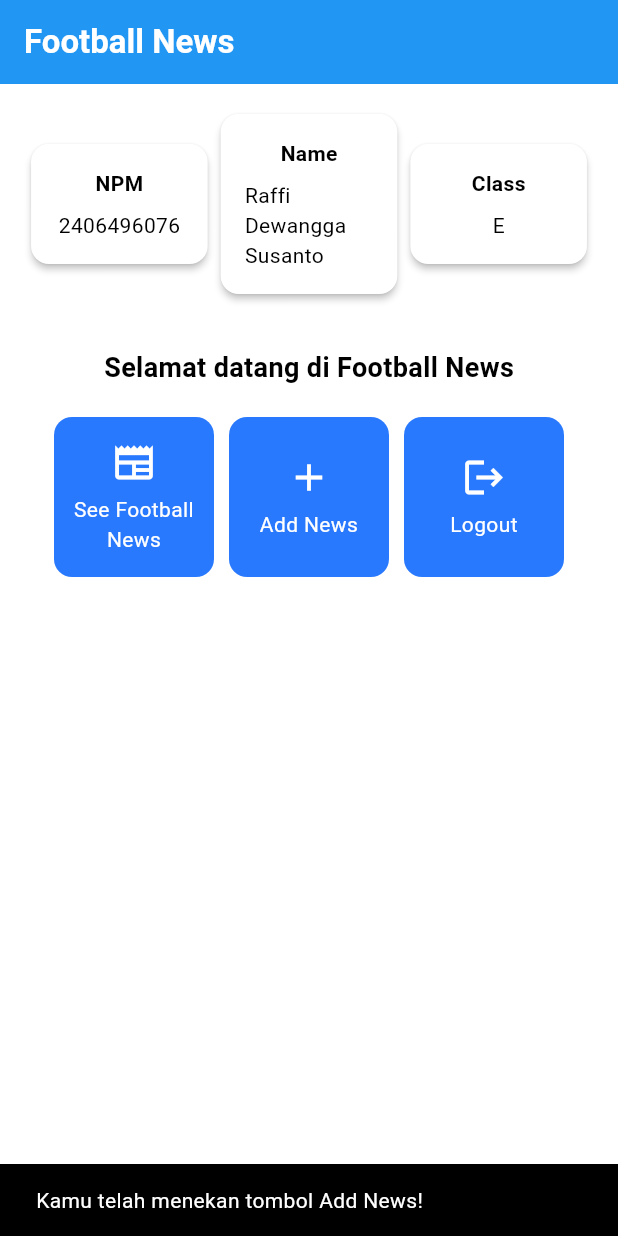
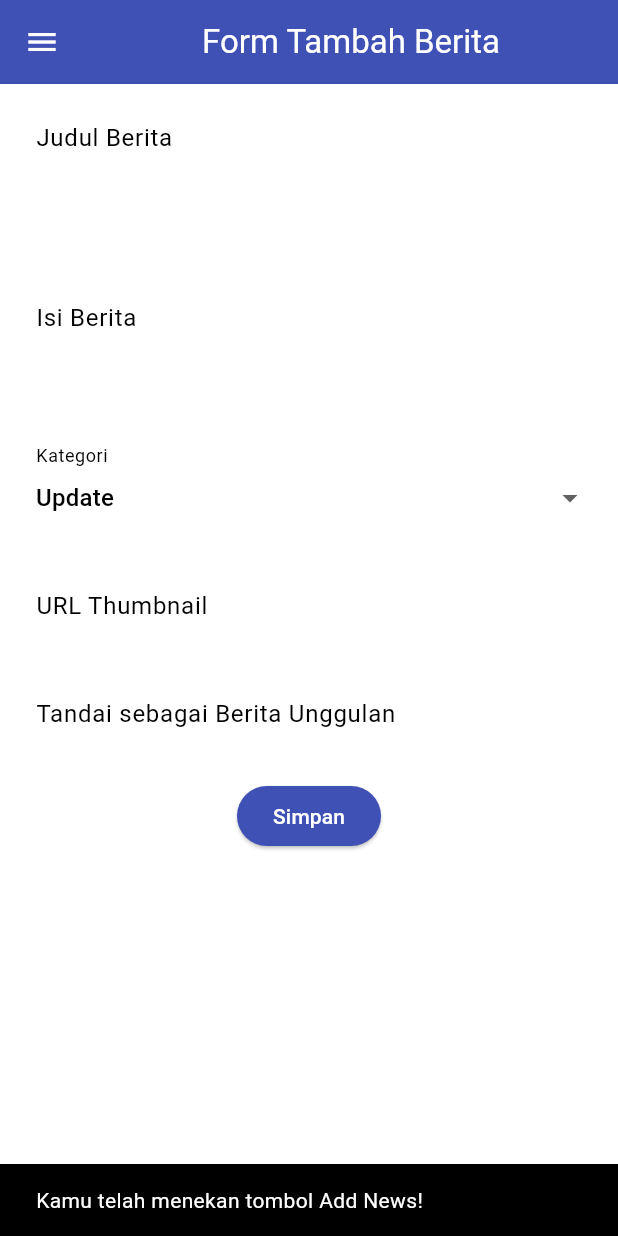
Before and after one commit to RaffiDewanggaSusanto/football-news-mobile, a Flutter app: the screen it shows after launch, after a tap on "Add News", on a phone screen of 412 x 824 dp. Run offline on Flutter 3.47's test engine with Material 3 defaults, Android fonts, the phone set to English and light mode, and no system bars.

Commit message:
Menambahkan drawer dan navigator

```diff
--- a/lib/main.dart
+++ b/lib/main.dart
@@ -1,5 +1,5 @@
 import 'package:flutter/material.dart';
-import 'package:football_news/menu.dart';
+import 'package:football_news/screens/menu.dart';
 
 void main() {
   runApp(const MyApp());
--- a/lib/menu.dart
+++ b/lib/screens/menu.dart
@@ -1,4 +1,7 @@
 import 'package:flutter/material.dart';
+import 'package:football_news/screens/newslist_form.dart';
+import 'package:football_news/widgets/left_drawer.dart';
+import 'package:football_news/widgets/news_card.dart';
 
 class MyHomePage extends StatelessWidget {
   MyHomePage({super.key});
@@ -30,6 +33,7 @@ class MyHomePage extends StatelessWidget {
         // Warna latar belakang AppBar diambil dari skema warna tema aplikasi.
         backgroundColor: Theme.of(context).colorScheme.primary,
       ),
+      drawer: LeftDrawer(),
       // Body halaman dengan padding di sekelilingnya.
       body: Padding(
         padding: const EdgeInsets.all(16.0),
@@ -126,13 +130,6 @@ class InfoCard extends StatelessWidget {
   }
 }
 
-class ItemHomepage {
-  final String name;
-  final IconData icon;
-
-  ItemHomepage(this.name, this.icon);
-}
-
 class ItemCard extends StatelessWidget {
   // Menampilkan kartu dengan ikon dan nama.
 
@@ -151,12 +148,21 @@ class ItemCard extends StatelessWidget {
       child: InkWell(
         // Aksi ketika kartu ditekan.
         onTap: () {
-          // Menampilkan pesan SnackBar saat kartu ditekan.
+          // Memunculkan SnackBar ketika diklik
           ScaffoldMessenger.of(context)
             ..hideCurrentSnackBar()
-            ..showSnackBar(
-                SnackBar(content: Text("Kamu telah menekan tombol ${item.name}!"))
+            ..showSnackBar(SnackBar(
+                content: Text("Kamu telah menekan tombol ${item.name}!")));
+
+          // Navigate ke route yang sesuai (tergantung jenis tombol)
+          if (item.name == "Add News") {
+            Navigator.push(
+                context,
+                MaterialPageRoute(
+                  builder: (context) => NewsFormPage(),
+                )
             );
+          }
         },
         // Container untuk menyimpan Icon dan Text
         child: Container(
--- /dev/null
+++ b/lib/screens/newslist_form.dart
@@ -0,0 +1,214 @@
+import 'package:flutter/material.dart';
+import 'package:football_news/widgets/left_drawer.dart';
+
+class NewsFormPage extends StatefulWidget {
+  const NewsFormPage({super.key});
+
+  @override
+  State<NewsFormPage> createState() => _NewsFormPageState();
+}
+
+class _NewsFormPageState extends State<NewsFormPage> {
+  final _formKey = GlobalKey<FormState>();
+  String _title = "";
+  String _content = "";
+  String _category = "update"; // default
+  String _thumbnail = "";
+  bool _isFeatured = false; // default
+
+  final List<String> _categories = [
+    'transfer',
+    'update',
+    'exclusive',
+    'match',
+    'rumor',
+    'analysis',
+  ];
+
+  @override
+  Widget build(BuildContext context) {
+    return Scaffold(
+      appBar: AppBar(
+        title: const Center(
+          child: Text(
+            'Form Tambah Berita',
+          ),
+        ),
+        backgroundColor: Colors.indigo,
+        foregroundColor: Colors.white,
+      ),
+      drawer: LeftDrawer(),
+      body: Form(
+        key: _formKey,
+        child: SingleChildScrollView(
+          child: Column(
+            crossAxisAlignment: CrossAxisAlignment.start,
+            children:[
+              // === Title ===
+              Padding(
+                padding: const EdgeInsets.all(8.0),
+                child: TextFormField(
+                  decoration: InputDecoration(
+                    hintText: "Judul Berita",
+                    labelText: "Judul Berita",
+                    border: OutlineInputBorder(
+                      borderRadius: BorderRadius.circular(5.0),
+                    ),
+                  ),
+                  onChanged: (String? value) {
+                    setState(() {
+                      _title = value!;
+                    });
+                  },
+                  validator: (String? value) {
+                    if (value == null || value.isEmpty) {
+                      return "Judul tidak boleh kosong!";
+                    }
+                    return null;
+                  },
+                ),
+              ),
+
+              // === Content ===
+              Padding(
+                padding: const EdgeInsets.all(8.0),
+                child: TextFormField(
+                  maxLines: 5,
+                  decoration: InputDecoration(
+                    hintText: "Isi Berita",
+                    labelText: "Isi Berita",
+                    border: OutlineInputBorder(
+                      borderRadius: BorderRadius.circular(5.0),
+                    ),
+                  ),
+                  onChanged: (String? value) {
+                    setState(() {
+                      _content = value!;
+                    });
+                  },
+                  validator: (String? value) {
+                    if (value == null || value.isEmpty) {
+                      return "Isi berita tidak boleh kosong!";
+                    }
+                    return null;
+                  },
+                ),
+              ),
+
+              // === Category ===
+              Padding(
+                padding: const EdgeInsets.all(8.0),
+                child: DropdownButtonFormField<String>(
+                  decoration: InputDecoration(
+                    labelText: "Kategori",
+                    border: OutlineInputBorder(
+                      borderRadius: BorderRadius.circular(5.0),
+                    ),
+                  ),
+                  value: _category,
+                  items: _categories
+                      .map((cat) => DropdownMenuItem(
+                    value: cat,
+                    child: Text(
+                        cat[0].toUpperCase() + cat.substring(1)),
+                  ))
+                      .toList(),
+                  onChanged: (String? newValue) {
+                    setState(() {
+                      _category = newValue!;
+                    });
+                  },
+                ),
+              ),
+
+              // === Thumbnail URL ===
+              Padding(
+                padding: const EdgeInsets.all(8.0),
+                child: TextFormField(
+                  decoration: InputDecoration(
+                    hintText: "URL Thumbnail (opsional)",
+                    labelText: "URL Thumbnail",
+                    border: OutlineInputBorder(
+                      borderRadius: BorderRadius.circular(5.0),
+                    ),
+                  ),
+                  onChanged: (String? value) {
+                    setState(() {
+                      _thumbnail = value!;
+                    });
+                  },
+                ),
+              ),
+
+              // === Is Featured ===
+              Padding(
+                padding: const EdgeInsets.all(8.0),
+                child: SwitchListTile(
+                  title: const Text("Tandai sebagai Berita Unggulan"),
+                  value: _isFeatured,
+                  onChanged: (bool value) {
+                    setState(() {
+                      _isFeatured = value;
+                    });
+                  },
+                ),
+              ),
+
+              // === Tombol Simpan ===
+              Align(
+                alignment: Alignment.bottomCenter,
+                child: Padding(
+                  padding: const EdgeInsets.all(8.0),
+                  child: ElevatedButton(
+                    style: ButtonStyle(
+                      backgroundColor:
+                        MaterialStateProperty.all(Colors.indigo),
+                    ),
+                    onPressed: () {
+                      if (_formKey.currentState!.validate()) {
+                        showDialog(
+                          context: context,
+                          builder: (context) {
+                            return AlertDialog(
+                              title: const Text('Berita berhasil disimpan!'),
+                              content: SingleChildScrollView(
+                                child: Column(
+                                  crossAxisAlignment:
+                                  CrossAxisAlignment.start,
+                                  children: [
+                                    Text('Judul: $_title'),
+                                    Text('Isi: $_content'),
+                                    Text('Kategori: $_category'),
+                                    Text('Thumbnail: $_thumbnail'),
+                                    Text('Unggulan: ${_isFeatured ? "Ya" : "Tidak"}'),
+                                  ],
+                                ),
+                              ),
+                              actions: [
+                                TextButton(
+                                  child: const Text('OK'),
+                                  onPressed: () {
+                                    Navigator.pop(context);
+                                    _formKey.currentState!.reset();
+                                  },
+                                ),
+                              ],
+                            );
+                          },
+                        );
+                      }
+                    },
+                    child: const Text(
+                      "Simpan",
+                      style: TextStyle(color: Colors.white),
+                    ),
+                  ),
+                ),
+              ),
+            ],
+          )
+        ),
+      ),
+    );
+  }
+}
--- /dev/null
+++ b/lib/widgets/left_drawer.dart
@@ -0,0 +1,71 @@
+import 'package:flutter/material.dart';
+import 'package:football_news/screens/menu.dart';
+import 'package:football_news/screens/newslist_form.dart';
+
+class LeftDrawer extends StatelessWidget {
+  const LeftDrawer({super.key});
+
+  @override
+  Widget build(BuildContext context) {
+    return Drawer(
+      child: ListView(
+        children: [
+          const DrawerHeader(
+            decoration: BoxDecoration(
+              color: Colors.blue,
+            ),
+            child: Column(
+              children: [
+                Text(
+                  'Football News',
+                  textAlign: TextAlign.center,
+                  style: TextStyle(
+                    fontSize: 30,
+                    fontWeight: FontWeight.bold,
+                    color: Colors.white,
+                  ),
+                ),
+                Padding(padding: EdgeInsets.all(10)),
+                Text("Seluruh berita sepak bola terkini di sini!",
+                  textAlign: TextAlign.center,
+                  style: TextStyle(
+                    color: Colors.white,
+                    fontSize: 15.0,
+                    fontWeight: FontWeight.normal,
+                  ),
+
+                ),
+              ],
+            ),
+          ),
+          ListTile(
+            leading: const Icon(Icons.home_outlined),
+            title: const Text('Home'),
+            // Bagian redirection ke MyHomePage
+            onTap: () {
+              Navigator.pushReplacement(
+                  context,
+                  MaterialPageRoute(
+                    builder: (context) => MyHomePage(),
+                  )
+              );
+            },
+          ),
+          ListTile(
+            leading: const Icon(Icons.post_add),
+            title: const Text('Add News'),
+            // Bagian redirection ke NewsFormPage
+            onTap: () {
+              Navigator.push(
+                context,
+                MaterialPageRoute(
+                    builder: (context) => NewsFormPage(),
+                )
+              );
+            },
+          ),
+        ],
+      ),
+    );
+  }
+}
```
Also changed, not shown: lib/widgets/news_card.dart (added, +71 -0 lines).
